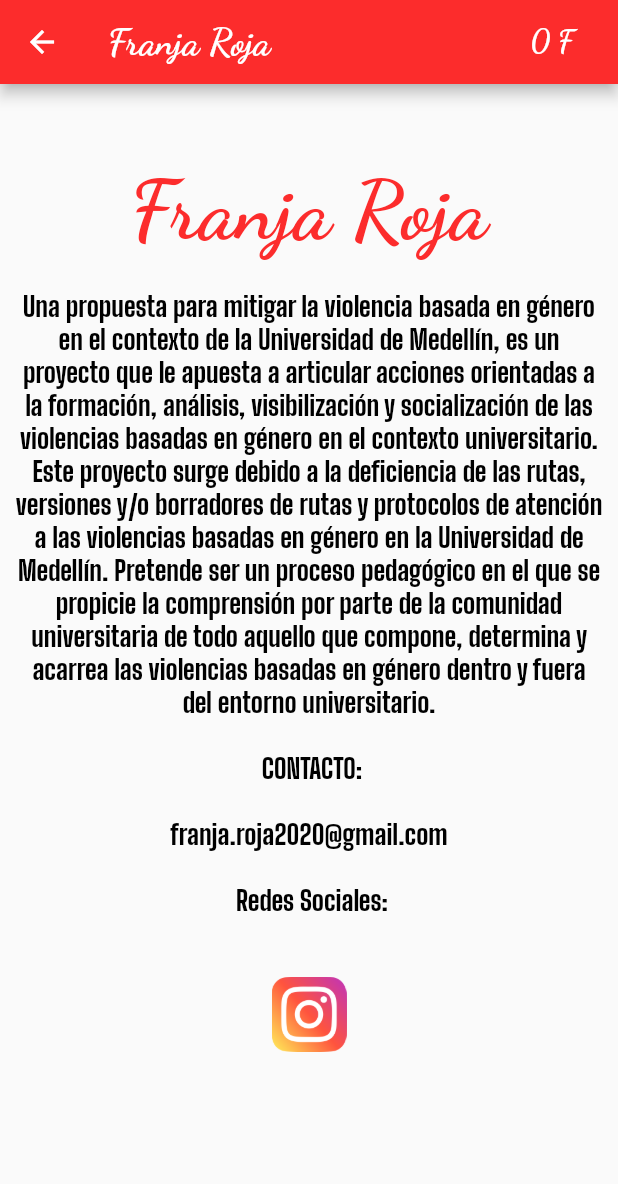
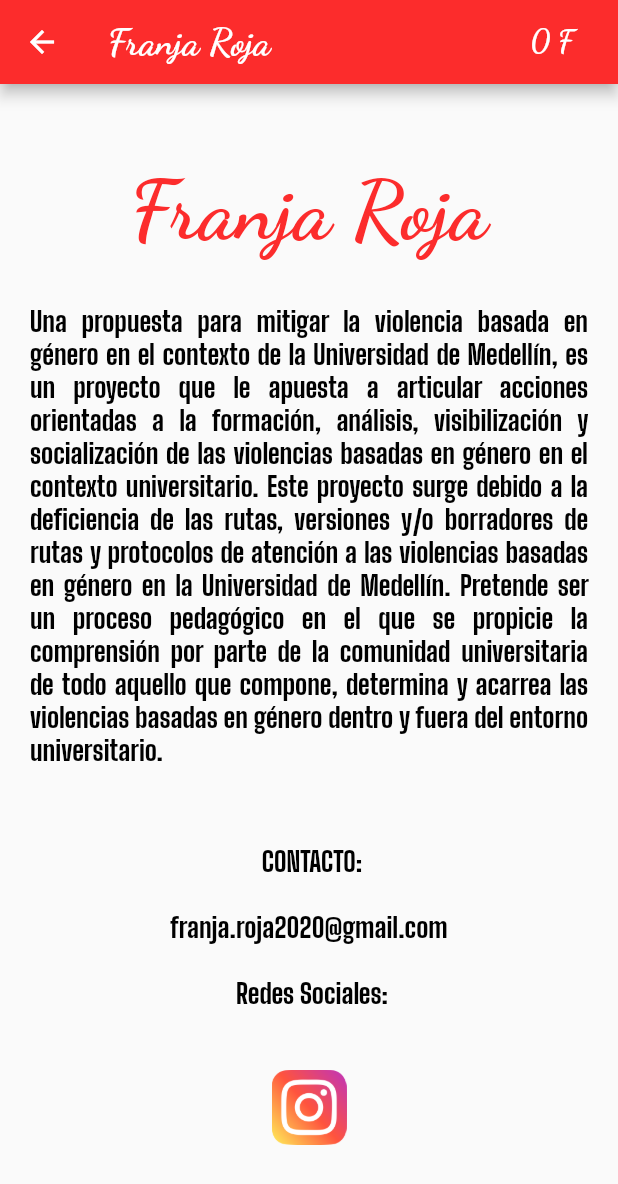
Before and after one commit to diegojuan2104/FranjaRojapp, a Flutter app: the AboutFranjaRoja screen opened by its route, on a phone screen of 412 x 824 dp. Shown: the top 1184 px of the screen. Run offline on Flutter 3.47's test engine with Material 2 defaults, Android fonts, the phone set to English and light mode, and no system bars; our stand-ins replace carousel_slider, cloud_firestore, firebase_auth, firebase_core, firebase_database, flutter_spinkit and 3 more; accounts and stored records are empty.

Commit message:
some changes

```diff
--- a/lib/screens/menu/about_franja_roja.dart
+++ b/lib/screens/menu/about_franja_roja.dart
@@ -40,12 +40,27 @@ class AboutFranjaRoja extends StatelessWidget {
               //   ),
               // ),
               Padding(
+                padding: const EdgeInsets.all(20.0),
+                child: RichText(
+                  textAlign: TextAlign.justify,
+                  text: TextSpan(
+                    text:
+                        '''Una propuesta para mitigar la violencia basada en género en el contexto de la Universidad de Medellín, es un proyecto que le apuesta a articular acciones orientadas a la formación, análisis, visibilización y socialización de las violencias basadas en género en el contexto universitario. Este proyecto surge debido a la deficiencia de las rutas, versiones y/o borradores de rutas y protocolos de atención a las violencias basadas en género en la Universidad de Medellín. Pretende ser un proceso pedagógico en el que se propicie la comprensión por parte de la comunidad universitaria de todo aquello que compone, determina y acarrea las violencias basadas en género dentro y fuera del entorno universitario.''',
+                    style: TextStyle(
+                        fontSize: 18,
+                        fontFamily: 'BigShouldersDisplay',
+                        color: Colors.black,
+                        fontWeight: FontWeight.bold),
+                  ),
+                ),
+              ),
+
+              Padding(
                 padding: const EdgeInsets.all(10.0),
                 child: RichText(
                   textAlign: TextAlign.center,
                   text: TextSpan(
-                    text:
-                        '''Una propuesta para mitigar la violencia basada en género en el contexto de la Universidad de Medellín, es un proyecto que le apuesta a articular acciones orientadas a la formación, análisis, visibilización y socialización de las violencias basadas en género en el contexto universitario. Este proyecto surge debido a la deficiencia de las rutas, versiones y/o borradores de rutas y protocolos de atención a las violencias basadas en género en la Universidad de Medellín. Pretende ser un proceso pedagógico en el que se propicie la comprensión por parte de la comunidad universitaria de todo aquello que compone, determina y acarrea las violencias basadas en género dentro y fuera del entorno universitario.
+                    text: '''
                     \n CONTACTO:
                     \nfranja.roja2020@gmail.com
                     \n Redes Sociales:
--- a/lib/screens/menu/tendedero/place_description.dart
+++ b/lib/screens/menu/tendedero/place_description.dart
@@ -85,7 +85,7 @@ class _PlaceDescriptionState extends State<PlaceDescription> {
                               )),
                           Column(children: <Widget>[
                             Padding(
-                                padding: const EdgeInsets.all(10.0),
+                                padding: const EdgeInsets.all(20.0),
                                 child: RichText(
                                   textAlign: TextAlign.justify,
                                   text: TextSpan(
@@ -100,6 +100,7 @@ class _PlaceDescriptionState extends State<PlaceDescription> {
                           ]),
                           tellStory
                               ? Row(
+                                  mainAxisAlignment: MainAxisAlignment.center,
                                   children: [
                                     Row(
                                       mainAxisSize: MainAxisSize.min,
```
